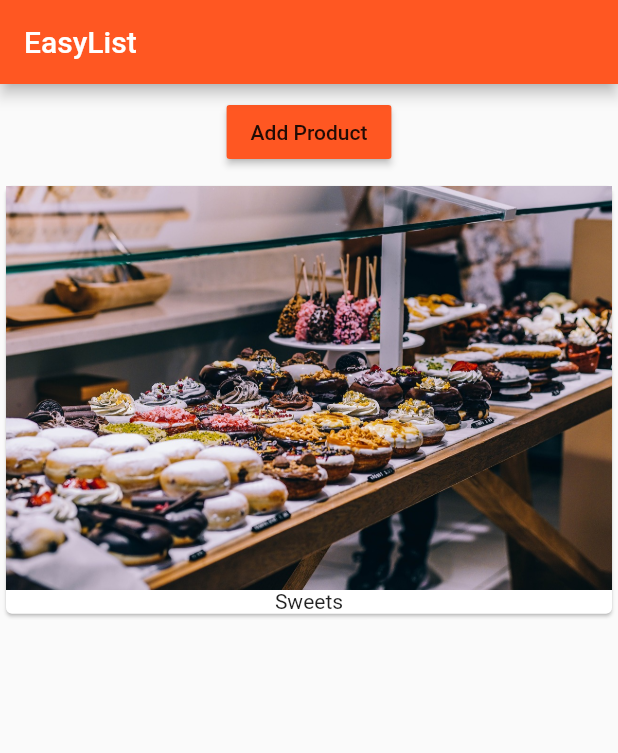
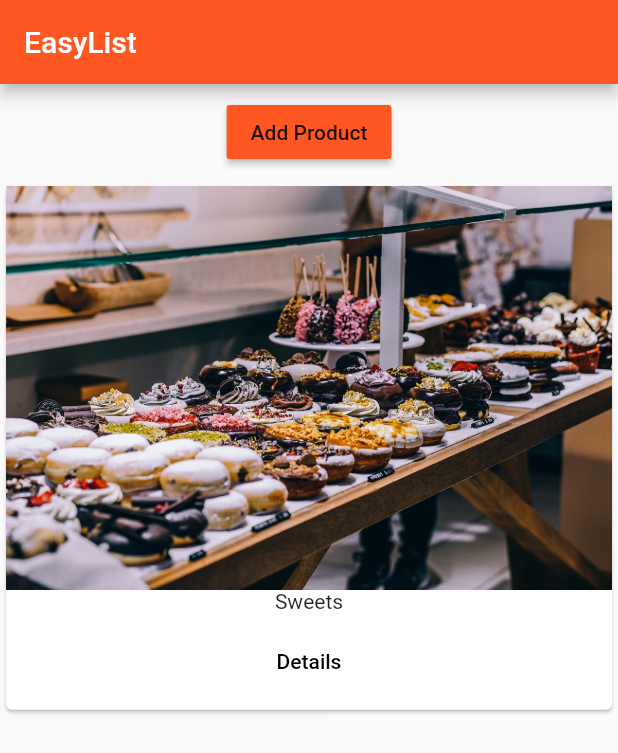
Before and after one commit to emma-ea/marketplace, a Flutter app: the screen it shows after launch, after a tap on "Add Product", on a phone screen of 412 x 824 dp. Shown: the top 753 px of the screen. Run offline on Flutter 3.47's test engine with Material 2 defaults, Android fonts, the phone set to English and light mode, and no system bars.

Commit message:
implementing navigation

```diff
--- a/lib/main.dart
+++ b/lib/main.dart
@@ -1,4 +1,5 @@
-import 'package:easylist2/product_manager.dart';
+import 'package:easylist2/pages/home.dart';
+
 import 'package:flutter/material.dart';
 
 void main() => runApp(MyApp());
@@ -12,12 +13,7 @@ class MyApp extends StatelessWidget {
         accentColor: Colors.deepPurple,
         brightness: Brightness.light,
       ),
-      home: Scaffold(
-        appBar: AppBar(
-          title: Text('EasyList'),
-        ),
-        body: ProductManager(),
-      ),
+      home: HomePage(),
     );
   }
 }
--- /dev/null
+++ b/lib/pages/home.dart
@@ -0,0 +1,17 @@
+import 'package:flutter/material.dart';
+
+
+import 'package:easylist2/product_manager.dart';
+
+
+class HomePage extends StatelessWidget {
+  @override
+  Widget build(BuildContext context) {
+    return Scaffold(
+      appBar: AppBar(
+        title: Text('EasyList'),
+      ),
+      body: ProductManager(),
+    );
+  }
+}
--- a/lib/products.dart
+++ b/lib/products.dart
@@ -1,3 +1,5 @@
+import 'package:easylist2/pages/product.dart';
+
 import 'package:flutter/material.dart';
 
 class Products extends StatelessWidget {
@@ -11,6 +13,22 @@ class Products extends StatelessWidget {
         children: <Widget>[
           Image.asset('assets/images/food.jpg'),
           Text(products[index]),
+          ButtonBar(
+            alignment: MainAxisAlignment.center,
+            children: <Widget>[
+              FlatButton(
+                child: Text('Details'),
+                onPressed: () {
+                  Navigator.push(
+                    context,
+                    MaterialPageRoute(
+                      builder: (BuildContext context) => ProductPage(),
+                    ),
+                  );
+                },
+              ),
+            ],
+          ),
         ],
       ),
     );
```
Also changed, not shown: lib/pages/product.dart (added, +15 -0 lines).
